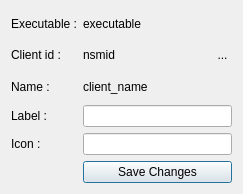
Above: resources/ui/client_properties.ui from Houston4444/RaySession before the change. Below: the same form after it.
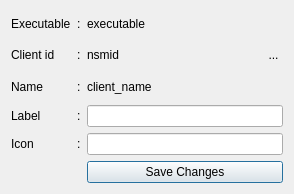
That is the form after the change. Icons and pictures are not drawn.

Commit message: make works client properties win

The edit to the form file:
```diff
--- a/resources/ui/client_properties.ui
+++ b/resources/ui/client_properties.ui
@@ -6,7 +6,7 @@
    <rect>
     <x>0</x>
     <y>0</y>
-    <width>243</width>
+    <width>294</width>
     <height>194</height>
    </rect>
   </property>
@@ -17,7 +17,7 @@
    <item row="1" column="0">
     <widget class="QLabel" name="label_3">
      <property name="text">
-      <string>Client id :</string>
+      <string>Client id</string>
      </property>
     </widget>
    </item>
@@ -30,25 +30,68 @@
       </sizepolicy>
      </property>
      <property name="text">
-      <string>Executable :</string>
+      <string>Executable</string>
      </property>
     </widget>
    </item>
-   <item row="1" column="1" colspan="2">
+   <item row="1" column="2" colspan="2">
     <widget class="QLabel" name="labelId">
      <property name="text">
       <string>nsmid</string>
      </property>
     </widget>
    </item>
+   <item row="3" column="0">
+    <widget class="QLabel" name="label_6">
+     <property name="text">
+      <string>Label</string>
+     </property>
+    </widget>
+   </item>
+   <item row="0" column="2" colspan="2">
+    <widget class="QLabel" name="labelExecutable">
+     <property name="text">
+      <string>executable</string>
+     </property>
+    </widget>
+   </item>
+   <item row="2" column="2" colspan="2">
+    <widget class="QLabel" name="labelClientName">
+     <property name="text">
+      <string>client_name</string>
+     </property>
+    </widget>
+   </item>
+   <item row="2" column="0">
+    <widget class="QLabel" name="label_2">
+     <property name="text">
+      <string>Name</string>
+     </property>
+    </widget>
+   </item>
+   <item row="5" column="2" colspan="3">
+    <widget class="QPushButton" name="pushButtonSaveChanges">
+     <property name="text">
+      <string>Save Changes</string>
+     </property>
+     <property name="icon">
+      <iconset theme="document-save">
+       <normaloff/>
+      </iconset>
+     </property>
+    </widget>
+   </item>
    <item row="4" column="0">
     <widget class="QLabel" name="label_5">
      <property name="text">
-      <string>Icon :</string>
+      <string>Icon</string>
      </property>
     </widget>
    </item>
-   <item row="0" column="3" rowspan="3">
+   <item row="3" column="2" colspan="3">
+    <widget class="QLineEdit" name="lineEditLabel"/>
+   </item>
+   <item row="0" column="4" rowspan="3">
     <widget class="QToolButton" name="toolButtonIcon">
      <property name="styleSheet">
       <string notr="true">QToolButton{border:none}</string>
@@ -67,47 +110,71 @@
      </property>
     </widget>
    </item>
-   <item row="3" column="1" colspan="3">
-    <widget class="QLineEdit" name="lineEditLabel"/>
-   </item>
-   <item row="4" column="1" colspan="3">
+   <item row="4" column="2" colspan="3">
     <widget class="QLineEdit" name="lineEditIcon"/>
    </item>
-   <item row="3" column="0">
-    <widget class="QLabel" name="label_6">
+   <item row="0" column="1">
+    <widget class="QLabel" name="label_4">
+     <property name="sizePolicy">
+      <sizepolicy hsizetype="Fixed" vsizetype="Preferred">
+       <horstretch>0</horstretch>
+       <verstretch>0</verstretch>
+      </sizepolicy>
+     </property>
      <property name="text">
-      <string>Label :</string>
+      <string>:</string>
      </property>
     </widget>
    </item>
-   <item row="0" column="1" colspan="2">
-    <widget class="QLabel" name="labelExecutable">
+   <item row="1" column="1">
+    <widget class="QLabel" name="label_7">
+     <property name="sizePolicy">
+      <sizepolicy hsizetype="Minimum" vsizetype="Preferred">
+       <horstretch>0</horstretch>
+       <verstretch>0</verstretch>
+      </sizepolicy>
+     </property>
      <property name="text">
-      <string>executable</string>
+      <string>:</string>
      </property>
     </widget>
    </item>
-   <item row="2" column="1" colspan="2">
-    <widget class="QLabel" name="labelClientName">
+   <item row="2" column="1">
+    <widget class="QLabel" name="label_8">
+     <property name="sizePolicy">
+      <sizepolicy hsizetype="Minimum" vsizetype="Preferred">
+       <horstretch>0</horstretch>
+       <verstretch>0</verstretch>
+      </sizepolicy>
+     </property>
      <property name="text">
-      <string>client_name</string>
+      <string>:</string>
      </property>
     </widget>
    </item>
-   <item row="2" column="0">
-    <widget class="QLabel" name="label_2">
+   <item row="3" column="1">
+    <widget class="QLabel" name="label_9">
+     <property name="sizePolicy">
+      <sizepolicy hsizetype="Minimum" vsizetype="Preferred">
+       <horstretch>0</horstretch>
+       <verstretch>0</verstretch>
+      </sizepolicy>
+     </property>
      <property name="text">
-      <string>Name :</string>
+      <string>:</string>
      </property>
     </widget>
    </item>
-   <item row="5" column="1" colspan="3">
-    <widget class="QPushButton" name="pushButton">
-     <property name="text">
-      <string>Save Changes</string>
+   <item row="4" column="1">
+    <widget class="QLabel" name="label_10">
+     <property name="sizePolicy">
+      <sizepolicy hsizetype="Minimum" vsizetype="Preferred">
+       <horstretch>0</horstretch>
+       <verstretch>0</verstretch>
+      </sizepolicy>
      </property>
-     <property name="icon">
-      <iconset theme="document-save"/>
+     <property name="text">
+      <string>:</string>
      </property>
     </widget>
    </item>
```
Left out of the diff: 4 changed lines with no effect on the pictures. The commit also changes 2 other files.
